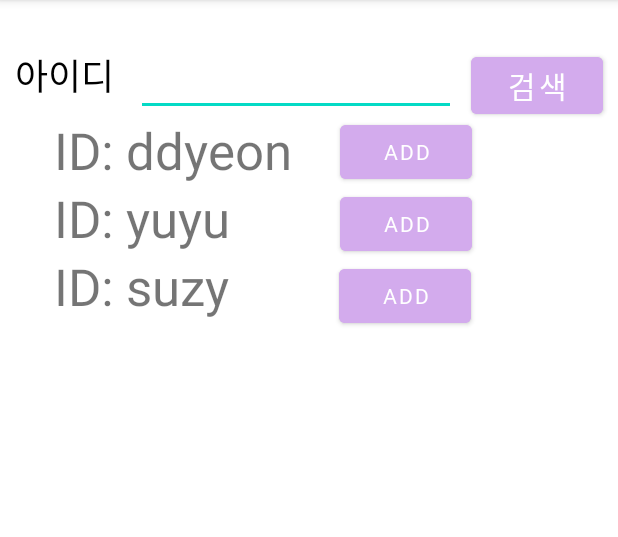
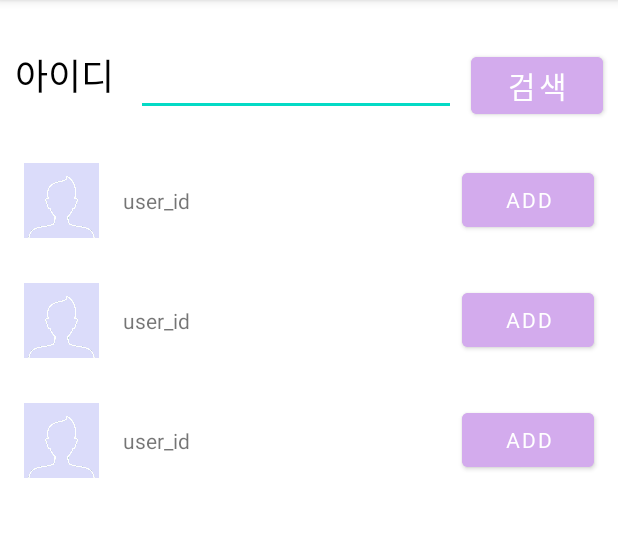
Before and after one commit to ddyeon/JadoProject, an Android app: the fragment FriendFragment shown on its own in the app's theme, on a phone screen of 412 x 824 dp, the part 84-621 px from its top. Run offline under Robolectric (Android 15) with nearby library versions, the phone set to English and light mode, and no system bars; our stand-ins replace Firebase (no records; nobody signed in at launch, a user with empty details on screens opened directly), data binding.

```diff
--- a/JadoAndroid/app/src/main/java/com/example/jadoproject/FriendFragment.kt
+++ b/JadoAndroid/app/src/main/java/com/example/jadoproject/FriendFragment.kt
@@ -6,6 +6,9 @@ import android.view.View
 import android.view.ViewGroup
 import androidx.databinding.DataBindingUtil
 import androidx.fragment.app.Fragment
+import androidx.recyclerview.widget.LinearLayoutManager
+import com.example.jadoproject.data.Friend
+import com.example.jadoproject.data.Group
 import com.example.jadoproject.databinding.FragmentFriendBinding
 import com.google.firebase.database.FirebaseDatabase
 import com.google.gson.Gson
@@ -23,10 +26,29 @@ class FriendFragment : Fragment() {
         // Inflate the layout for this fragment
         binding = DataBindingUtil.inflate(layoutInflater, R.layout.fragment_friend, container,false)
 
+        val item : ArrayList<Friend> = arrayListOf()
+        val dayeon : Friend = Friend("ddyeon")
+        val yooh : Friend = Friend("yuyu")
+        val suzy : Friend = Friend("suzy")
+
+        item.add(dayeon)
+        item.add(yooh)
+        item.add(suzy)
+
+        setAdapter(item)
+
         binding.btnSearch.setOnClickListener {
 
         }
 
         return binding.root
     }
+
+
+    private fun setAdapter(items : ArrayList<Friend>)
+    {
+        val adapter = FriendListAdapter(items)
+        binding.freindListRecyclerview.adapter = adapter
+        binding.freindListRecyclerview.layoutManager = LinearLayoutManager(context)
+    }
 }
--- /dev/null
+++ b/JadoAndroid/app/src/main/java/com/example/jadoproject/FriendListAdapter.kt
@@ -0,0 +1,51 @@
+package com.example.jadoproject
+
+import android.view.LayoutInflater
+import android.view.View
+import android.view.ViewGroup
+import androidx.databinding.DataBindingUtil
+import androidx.recyclerview.widget.RecyclerView
+import com.example.jadoproject.data.Friend
+import com.example.jadoproject.databinding.ItemFriendlistBinding
+import com.example.jadoproject.databinding.ItemGroupBinding
+
+class FriendListAdapter(items : ArrayList<Friend>) : RecyclerView.Adapter<FriendListAdapter.FriendViewHolder>() {
+
+    private var item = items
+
+
+    override fun onCreateViewHolder(parent: ViewGroup, viewType: Int): FriendViewHolder {
+
+        val binding = DataBindingUtil.inflate<ItemFriendlistBinding>(
+            LayoutInflater.from(parent.context),
+            R.layout.item_friendlist,
+            parent,
+            false)
+        return FriendViewHolder(binding, LayoutInflater.from(parent.context).inflate(R.layout.item_friendlist, parent, false)
+        )
+    }
+
+    override fun getItemCount(): Int {
+        return item.size
+    }
+
+    override fun onBindViewHolder(holder: FriendViewHolder, position: Int) {
+        item?.let { it ->
+            (holder).bind(item[position])
+        }
+
+
+    }
+
+    class FriendViewHolder(private val binding: ItemFriendlistBinding, itemview: View) : RecyclerView.ViewHolder(itemview) {
+
+
+        fun bind(friend: Friend) {
+            binding.name.text = friend.id
+        }
+
+
+
+    }
+
+}
--- a/JadoAndroid/app/src/main/java/com/example/jadoproject/data/Group.kt
+++ b/JadoAndroid/app/src/main/java/com/example/jadoproject/data/Group.kt
@@ -8,3 +8,7 @@ data class Group(
     var title : String,
     var goal : String
 )
+
+data class Friend(
+    var id : String
+)
--- a/JadoAndroid/app/src/main/res/layout/fragment_friend.xml
+++ b/JadoAndroid/app/src/main/res/layout/fragment_friend.xml
@@ -7,75 +7,6 @@
     <androidx.constraintlayout.widget.ConstraintLayout
         android:layout_width="match_parent"
         android:layout_height="match_parent" >
-
-        <Button
-            android:id="@+id/button3"
-            android:layout_width="wrap_content"
-            android:layout_height="wrap_content"
-            android:backgroundTint="@color/app_main_color"
-            android:fontFamily="@font/ilsanregual"
-            android:text="Add"
-            android:textColor="@color/white"
-            app:layout_constraintEnd_toEndOf="parent"
-            app:layout_constraintHorizontal_bias="0.248"
-            app:layout_constraintStart_toEndOf="@+id/textView19"
-            app:layout_constraintTop_toBottomOf="@+id/edtSearch" />
-
-        <Button
-            android:id="@+id/button2"
-            android:layout_width="wrap_content"
-            android:layout_height="wrap_content"
-            android:backgroundTint="@color/app_main_color"
-            android:fontFamily="@font/ilsanregual"
-            android:text="Add"
-            android:textColor="@color/white"
-            app:layout_constraintEnd_toEndOf="parent"
-            app:layout_constraintHorizontal_bias="0.429"
-            app:layout_constraintStart_toEndOf="@+id/textView32"
-            app:layout_constraintTop_toBottomOf="@+id/button" />
-
-        <TextView
-            android:id="@+id/textView19"
-            android:layout_width="wrap_content"
-            android:layout_height="wrap_content"
-            android:layout_marginStart="36dp"
-            android:text="ID: ddyeon"
-            android:textSize="34sp"
-            app:layout_constraintStart_toStartOf="parent"
-            app:layout_constraintTop_toBottomOf="@+id/edtSearch" />
-
-        <TextView
-            android:id="@+id/textView24"
-            android:layout_width="wrap_content"
-            android:layout_height="wrap_content"
-            android:layout_marginStart="36dp"
-            android:text="ID: yuyu"
-            android:textSize="34sp"
-            app:layout_constraintStart_toStartOf="parent"
-            app:layout_constraintTop_toBottomOf="@+id/textView19" />
-
-        <TextView
-            android:id="@+id/textView32"
-            android:layout_width="wrap_content"
-            android:layout_height="wrap_content"
-            android:layout_marginStart="36dp"
-            android:text="ID: suzy"
-            android:textSize="34sp"
-            app:layout_constraintStart_toStartOf="parent"
-            app:layout_constraintTop_toBottomOf="@+id/textView24" />
-
-        <Button
-            android:id="@+id/button"
-            android:layout_width="wrap_content"
-            android:layout_height="wrap_content"
-            android:backgroundTint="@color/app_main_color"
-            android:fontFamily="@font/ilsanregual"
-            android:text="Add"
-            android:textColor="@color/white"
-            app:layout_constraintEnd_toEndOf="parent"
-            app:layout_constraintHorizontal_bias="0.429"
-            app:layout_constraintStart_toEndOf="@+id/textView24"
-            app:layout_constraintTop_toBottomOf="@+id/button3" />
 
         <Button
             android:id="@+id/btnSearch"
@@ -115,6 +46,18 @@
             app:layout_constraintStart_toStartOf="parent"
             app:layout_constraintTop_toTopOf="parent" />
 
+        <androidx.recyclerview.widget.RecyclerView
+            android:id="@+id/freind_list_recyclerview"
+            android:layout_width="match_parent"
+            android:layout_height="wrap_content"
+            android:layout_marginTop="16dp"
+            tools:listitem="@layout/item_friendlist"
+            app:layout_constraintEnd_toEndOf="parent"
+            app:layout_constraintStart_toStartOf="parent"
+            app:layout_constraintTop_toBottomOf="@+id/edtSearch">
+
+        </androidx.recyclerview.widget.RecyclerView>
+
         <!--<ListView
             android:id="@+id/friendList"
             android:layout_width="wrap_content"
--- /dev/null
+++ b/JadoAndroid/app/src/main/res/layout/item_friendlist.xml
@@ -0,0 +1,47 @@
+<?xml version="1.0" encoding="utf-8"?>
+<layout xmlns:android="http://schemas.android.com/apk/res/android"
+    xmlns:app="http://schemas.android.com/apk/res-auto"
+    xmlns:tools="http://schemas.android.com/tools">
+
+    <androidx.constraintlayout.widget.ConstraintLayout
+        android:layout_width="match_parent"
+        android:layout_height="80dp" >
+
+        <ImageView
+            android:id="@+id/profile"
+            android:layout_width="50dp"
+            android:layout_height="50dp"
+            android:background="@drawable/profileimg"
+            android:layout_marginStart="16dp"
+            app:layout_constraintBottom_toBottomOf="parent"
+            app:layout_constraintStart_toStartOf="parent"
+            app:layout_constraintTop_toTopOf="parent">
+
+        </ImageView>
+
+        <TextView
+            android:id="@+id/name"
+            android:layout_width="wrap_content"
+            android:layout_height="wrap_content"
+            android:layout_marginStart="16dp"
+            android:text="user_id"
+            app:layout_constraintBottom_toBottomOf="@+id/profile"
+            app:layout_constraintStart_toEndOf="@+id/profile"
+            app:layout_constraintTop_toTopOf="@+id/profile" />
+
+        <Button
+            android:id="@+id/add_btn"
+            android:layout_width="wrap_content"
+            android:layout_height="wrap_content"
+            android:layout_marginEnd="16dp"
+            android:backgroundTint="@color/app_main_color"
+            android:fontFamily="@font/ilsanregual"
+            android:text="Add"
+            android:textColor="@color/white"
+            app:layout_constraintBottom_toBottomOf="parent"
+            app:layout_constraintEnd_toEndOf="parent"
+            app:layout_constraintTop_toTopOf="parent" />
+
+
+    </androidx.constraintlayout.widget.ConstraintLayout>
+</layout>
```
Also changed, not shown: JadoAndroid/app/src/main/java/com/example/jadoproject/GroupPlusFragment.kt (added, +24 -0 lines), JadoAndroid/app/src/main/java/com/example/jadoproject/MypageFragment.kt (+8 -0 lines), JadoAndroid/app/src/main/res/layout/fragment_group_plus.xml (added, +170 -0 lines), JadoAndroid/app/src/main/res/navigation/nav_graph.xml (+9 -1 lines), JadoAndroid/app/src/main/res/drawable/profileimg.png (added), 1 other file.
